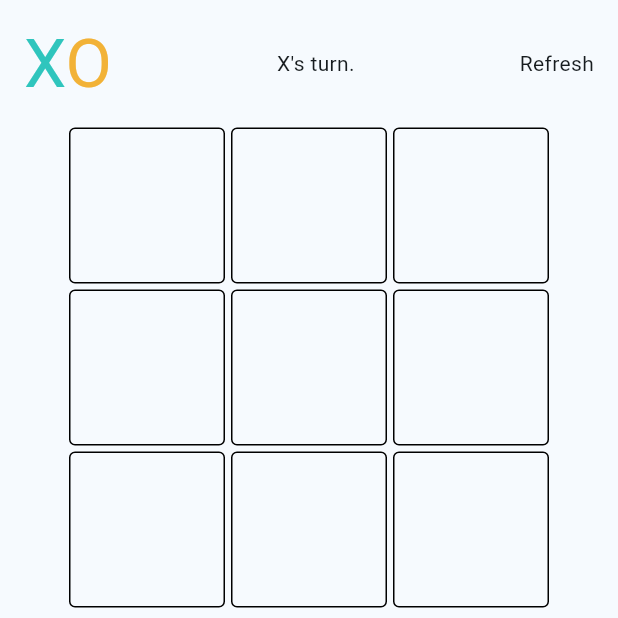
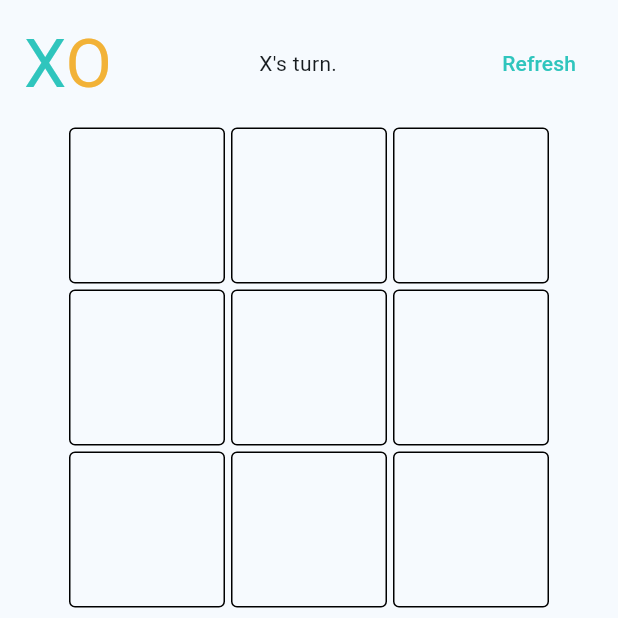
Before and after one commit to Mirror83/tic_tac_toe_flutter, a Flutter app: the screen it shows after launch, on a phone screen of 412 x 824 dp, the top half of it. Run offline on Flutter 3.47's test engine with Material 3 defaults, Android fonts, the phone set to English and light mode, and no system bars.

Commit message:
Added refresh functionality

```diff
--- a/lib/game.dart
+++ b/lib/game.dart
@@ -53,7 +53,15 @@ class _TicTacToeGameState extends State<TicTacToeGame> {
           children: <Widget>[
             pseudoLogo,
             Text(determineHeaderText()),
-            const Text("Refresh")
+            TextButton(
+              onPressed: () {
+                board.clearBoard();
+                setState(() {
+                  gameState = GameState.playerOneTurn;
+                });
+              },
+              child: const Text("Refresh"),
+            ),
           ],
         ),
       ),
@@ -193,7 +201,7 @@ class _BoardTileState extends State<BoardTile> {
           child: Center(
             child: Text(
               tokenToString(),
-              style: theme.textTheme.bodyLarge,
+              style: theme.textTheme.headlineLarge,
             ),
           ),
         ));
```
